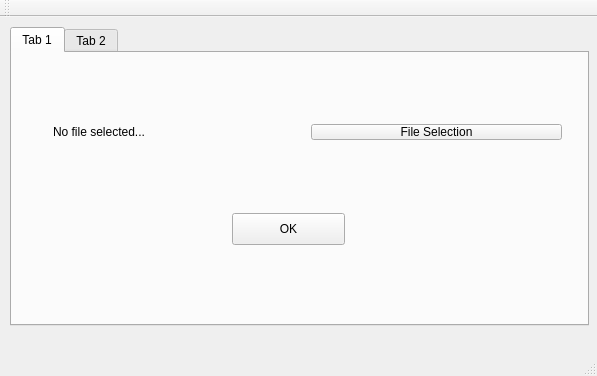
The window that IU/portada/mainwindow.ui (zapikazo/TFG) describes before a commit, drawn with Qt 5.
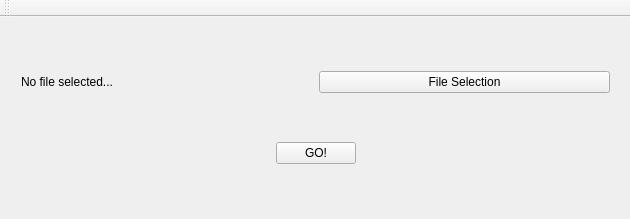
The same window after the commit.

Diff of the .ui file:
```diff
--- a/IU/portada/mainwindow.ui
+++ b/IU/portada/mainwindow.ui
@@ -6,8 +6,8 @@
    <rect>
     <x>0</x>
     <y>0</y>
-    <width>597</width>
-    <height>376</height>
+    <width>630</width>
+    <height>219</height>
    </rect>
   </property>
   <property name="windowTitle">
@@ -17,68 +17,109 @@
    <widget class="QWidget" name="verticalLayoutWidget">
     <property name="geometry">
      <rect>
-      <x>-1</x>
-      <y>-1</y>
-      <width>601</width>
-      <height>321</height>
+      <x>10</x>
+      <y>0</y>
+      <width>611</width>
+      <height>201</height>
      </rect>
     </property>
     <layout class="QVBoxLayout" name="verticalLayout">
      <item>
-      <widget class="QTabWidget" name="tabWidget">
-       <property name="currentIndex">
-        <number>0</number>
+      <spacer name="verticalSpacer_2">
+       <property name="orientation">
+        <enum>Qt::Vertical</enum>
        </property>
-       <widget class="QWidget" name="tab">
-        <attribute name="title">
-         <string>Tab 1</string>
-        </attribute>
+       <property name="sizeHint" stdset="0">
+        <size>
+         <width>20</width>
+         <height>40</height>
+        </size>
+       </property>
+      </spacer>
+     </item>
+     <item>
+      <layout class="QHBoxLayout" name="horizontalLayout_2">
+       <item>
+        <widget class="QLabel" name="label">
+         <property name="text">
+          <string>No file selected...</string>
+         </property>
+        </widget>
+       </item>
+       <item>
+        <widget class="QPushButton" name="pushButton">
+         <property name="text">
+          <string>File Selection</string>
+         </property>
+        </widget>
+       </item>
+      </layout>
+     </item>
+     <item>
+      <spacer name="verticalSpacer">
+       <property name="orientation">
+        <enum>Qt::Vertical</enum>
+       </property>
+       <property name="sizeHint" stdset="0">
+        <size>
+         <width>20</width>
+         <height>40</height>
+        </size>
+       </property>
+      </spacer>
+     </item>
+     <item>
+      <layout class="QHBoxLayout" name="horizontalLayout"/>
+     </item>
+     <item>
+      <layout class="QHBoxLayout" name="horizontalLayout_4">
+       <item>
+        <spacer name="horizontalSpacer">
+         <property name="orientation">
+          <enum>Qt::Horizontal</enum>
+         </property>
+         <property name="sizeHint" stdset="0">
+          <size>
+           <width>40</width>
+           <height>20</height>
+          </size>
+         </property>
+        </spacer>
+       </item>
+       <item>
         <widget class="QPushButton" name="pushButton_2">
-         <property name="geometry">
-          <rect>
-           <x>220</x>
-           <y>160</y>
-           <width>113</width>
-           <height>32</height>
-          </rect>
-         </property>
          <property name="text">
-          <string>OK</string>
+          <string>GO!</string>
          </property>
         </widget>
-        <widget class="QWidget" name="horizontalLayoutWidget">
-         <property name="geometry">
-          <rect>
-           <x>30</x>
-           <y>60</y>
-           <width>531</width>
-           <height>38</height>
-          </rect>
+       </item>
+       <item>
+        <spacer name="horizontalSpacer_2">
+         <property name="orientation">
+          <enum>Qt::Horizontal</enum>
          </property>
-         <layout class="QHBoxLayout" name="horizontalLayout">
-          <item>
-           <widget class="QLabel" name="label">
-            <property name="text">
-             <string>No file selected...</string>
-            </property>
-           </widget>
-          </item>
-          <item>
-           <widget class="QPushButton" name="pushButton">
-            <property name="text">
-             <string>File Selection</string>
-            </property>
-           </widget>
-          </item>
-         </layout>
-        </widget>
-       </widget>
-       <widget class="QWidget" name="tab_2">
-        <attribute name="title">
-         <string>Tab 2</string>
-        </attribute>
-       </widget>
-      </widget>
+         <property name="sizeHint" stdset="0">
+          <size>
+           <width>40</width>
+           <height>20</height>
+          </size>
+         </property>
+        </spacer>
+       </item>
+      </layout>
+     </item>
+     <item>
+      <spacer name="verticalSpacer_3">
+       <property name="orientation">
+        <enum>Qt::Vertical</enum>
+       </property>
+       <property name="sizeHint" stdset="0">
+        <size>
+         <width>20</width>
+         <height>40</height>
+        </size>
+       </property>
+      </spacer>
      </item>
     </layout>
    </widget>
@@ -101,7 +142,6 @@
     <bool>false</bool>
    </attribute>
   </widget>
-  <widget class="QStatusBar" name="statusBar"/>
  </widget>
  <layoutdefault spacing="6" margin="11"/>
  <resources/>
```
Left out of the diff: 29 changed lines with no effect on the pictures.
